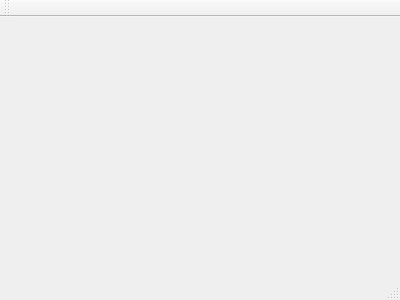
Old version of the form App/mainwindow.ui in the repository Juk3n/Scrambler.
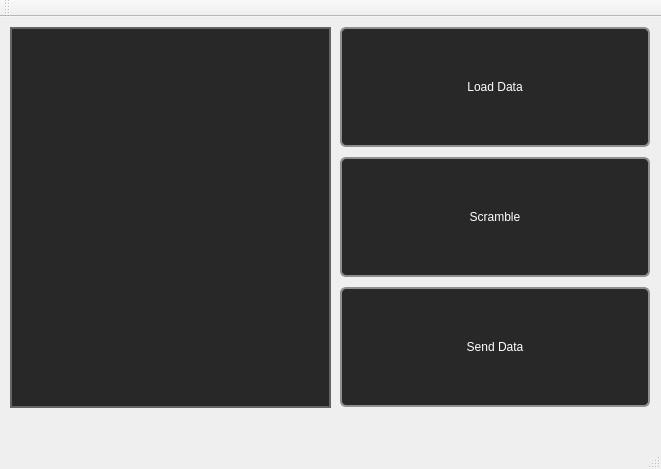
New version of the form.

The edit to the form file:
```diff
--- a/App/mainwindow.ui
+++ b/App/mainwindow.ui
@@ -1,24 +1,203 @@
 <ui version="4.0">
  <class>MainWindow</class>
- <widget class="QMainWindow" name="MainWindow" >
-  <property name="geometry" >
+ <widget class="QMainWindow" name="MainWindow">
+  <property name="geometry">
    <rect>
     <x>0</x>
     <y>0</y>
-    <width>400</width>
-    <height>300</height>
+    <width>661</width>
+    <height>469</height>
    </rect>
   </property>
   <property name="windowTitle" >
    <string>MainWindow</string>
   </property>
-  <widget class="QMenuBar" name="menuBar" />
-  <widget class="QToolBar" name="mainToolBar" />
-  <widget class="QWidget" name="centralWidget" />
-  <widget class="QStatusBar" name="statusBar" />
+  <property name="windowTitle">
+   <string>Scrambler</string>
+  </property>
+  <widget class="QWidget" name="centralWidget">
+   <widget class="QPlainTextEdit" name="plainTextEdit">
+    <property name="geometry">
+     <rect>
+      <x>10</x>
+      <y>10</y>
+      <width>321</width>
+      <height>381</height>
+     </rect>
+    </property>
+    <property name="styleSheet">
+     <string notr="true">background-color: rgb(40, 40, 40);
+color: rgb(255, 255, 255);
+border: 2px solid #8f8f91;
+order-radius: 6px;
+border-color: rgb(100, 100, 100); 
+
+</string>
+    </property>
+    <property name="readOnly">
+     <bool>true</bool>
+    </property>
+   </widget>
+   <widget class="QPushButton" name="LoadDataButton">
+    <property name="geometry">
+     <rect>
+      <x>340</x>
+      <y>10</y>
+      <width>310</width>
+      <height>120</height>
+     </rect>
+    </property>
+    <property name="autoFillBackground">
+     <bool>false</bool>
+    </property>
+    <property name="styleSheet">
+     <string notr="true">QPushButton {
+    border: 2px solid #8f8f91;
+    border-radius: 6px;
+    background-color: rgb(40, 40, 40);
+    min-width: 80px;
+	color: rgb(255, 255, 255);
+}
+
+QPushButton:pressed {
+    background-color: rgb(70, 70, 70);
+}
+
+QPushButton:flat {
+    border: none; 
+}
+
+QPushButton:default {
+    border-color: rgb(100, 100, 100); 
+}
+
+
+</string>
+    </property>
+    <property name="text">
+     <string>Load Data</string>
+    </property>
+    <property name="iconSize">
+     <size>
+      <width>20</width>
+      <height>20</height>
+     </size>
+    </property>
+   </widget>
+   <widget class="QPushButton" name="ScrambleButton">
+    <property name="geometry">
+     <rect>
+      <x>340</x>
+      <y>140</y>
+      <width>310</width>
+      <height>120</height>
+     </rect>
+    </property>
+    <property name="autoFillBackground">
+     <bool>false</bool>
+    </property>
+    <property name="styleSheet">
+     <string notr="true">QPushButton {
+    border: 2px solid #8f8f91;
+    border-radius: 6px;
+    background-color: rgb(40, 40, 40);
+    min-width: 80px;
+	color: rgb(255, 255, 255);
+}
+
+QPushButton:pressed {
+    background-color: rgb(70, 70, 70);
+}
+
+QPushButton:flat {
+    border: none; 
+}
+
+QPushButton:default {
+    border-color: rgb(100, 100, 100); 
+}
+
+
+</string>
+    </property>
+    <property name="text">
+     <string>Scramble</string>
+    </property>
+    <property name="iconSize">
+     <size>
+      <width>20</width>
+      <height>20</height>
+     </size>
+    </property>
+   </widget>
+   <widget class="QPushButton" name="SendDataButton">
+    <property name="geometry">
+     <rect>
+      <x>340</x>
+      <y>270</y>
+      <width>310</width>
+      <height>120</height>
+     </rect>
+    </property>
+    <property name="autoFillBackground">
+     <bool>false</bool>
+    </property>
+    <property name="styleSheet">
+     <string notr="true">QPushButton {
+    border: 2px solid #8f8f91;
+    border-radius: 6px;
+    background-color: rgb(40, 40, 40);
+    min-width: 80px;
+	color: rgb(255, 255, 255);
+}
+
+QPushButton:pressed {
+    background-color: rgb(70, 70, 70);
+}
+
+QPushButton:flat {
+    border: none; 
+}
+
+QPushButton:default {
+    border-color: rgb(100, 100, 100); 
+}
+
+
+</string>
+    </property>
+    <property name="text">
+     <string>Send Data</string>
+    </property>
+    <property name="iconSize">
+     <size>
+      <width>20</width>
+      <height>20</height>
+     </size>
+    </property>
+   </widget>
+  </widget>
+  <widget class="QMenuBar" name="menuBar">
+   <property name="geometry">
+    <rect>
+     <x>0</x>
+     <y>0</y>
+     <width>661</width>
+     <height>25</height>
+    </rect>
+   </property>
+  </widget>
+  <widget class="QToolBar" name="mainToolBar">
+   <attribute name="toolBarArea">
+    <enum>TopToolBarArea</enum>
+   </attribute>
+   <attribute name="toolBarBreak">
+    <bool>false</bool>
+   </attribute>
+  </widget>
+  <widget class="QStatusBar" name="statusBar"/>
  </widget>
- <layoutDefault spacing="6" margin="11" />
- <pixmapfunction></pixmapfunction>
+ <layoutdefault spacing="6" margin="11"/>
  <resources/>
  <connections/>
 </ui>
```
Left out of the diff: 5 changed lines with no effect on the pictures.
